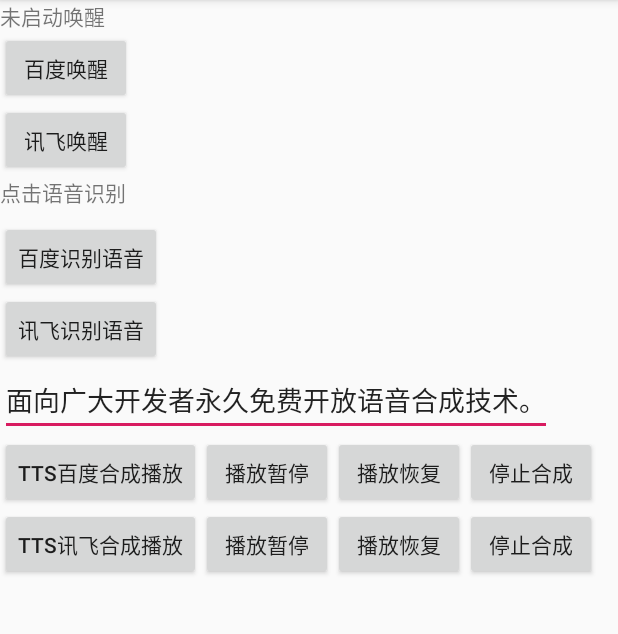
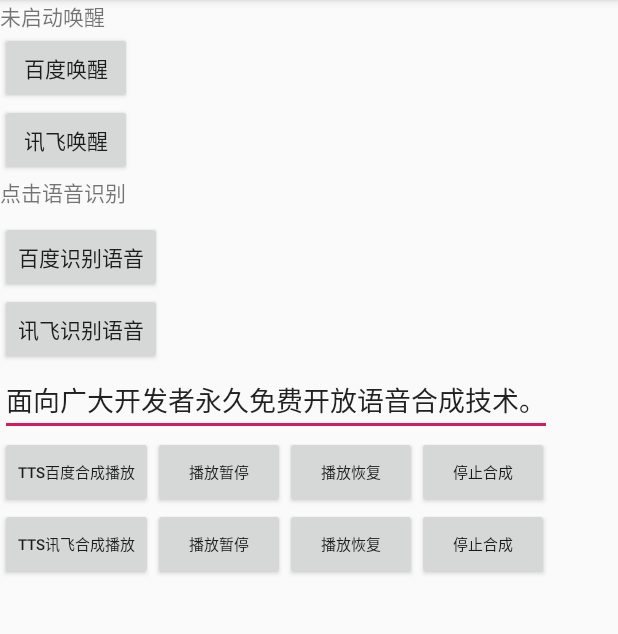
Before and after one commit to Ulez/CommonLib, an Android app: the screen it shows after launch (MainActivity), on a phone screen of 412 x 824 dp, the part 84-718 px from its top. Run offline under Robolectric (Android 15) with nearby library versions, the phone set to English and light mode, and no system bars; libraries missing offline, so code that uses them is left out: com.socks.library; network calls fail; 4 statements that could not run were skipped.

Commit message:
界面修改

```diff
--- a/app/src/main/res/layout/activity_main.xml
+++ b/app/src/main/res/layout/activity_main.xml
@@ -57,24 +57,28 @@
 
         <Button
             android:id="@+id/bt_tts"
+            style="@style/bt"
             android:layout_width="wrap_content"
             android:layout_height="wrap_content"
             android:text="tts百度合成播放" />
 
         <Button
             android:id="@+id/bt_tts_pause"
+            style="@style/bt"
             android:layout_width="wrap_content"
             android:layout_height="wrap_content"
             android:text="播放暂停" />
 
         <Button
             android:id="@+id/bt_tts_resume"
+            style="@style/bt"
             android:layout_width="wrap_content"
             android:layout_height="wrap_content"
             android:text="播放恢复" />
 
         <Button
             android:id="@+id/bt_tts_stop"
+            style="@style/bt"
             android:layout_width="wrap_content"
             android:layout_height="wrap_content"
             android:text="停止合成" />
@@ -87,24 +91,28 @@
 
         <Button
             android:id="@+id/bt_tts2"
+            style="@style/bt"
             android:layout_width="wrap_content"
             android:layout_height="wrap_content"
             android:text="tts讯飞合成播放" />
 
         <Button
             android:id="@+id/bt_tts2_pause"
+            style="@style/bt"
             android:layout_width="wrap_content"
             android:layout_height="wrap_content"
             android:text="播放暂停" />
 
         <Button
             android:id="@+id/bt_tts2_resume"
+            style="@style/bt"
             android:layout_width="wrap_content"
             android:layout_height="wrap_content"
             android:text="播放恢复" />
 
         <Button
             android:id="@+id/bt_tts2_stop"
+            style="@style/bt"
             android:layout_width="wrap_content"
             android:layout_height="wrap_content"
             android:text="停止合成" />
--- /dev/null
+++ b/app/src/main/res/values/dimens.xml
@@ -0,0 +1,4 @@
+<?xml version="1.0" encoding="utf-8"?>
+<resources>
+    <dimen name="tx">10dp</dimen>
+</resources>
--- a/app/src/main/res/values/styles.xml
+++ b/app/src/main/res/values/styles.xml
@@ -7,5 +7,7 @@
         <item name="colorPrimaryDark">@color/colorPrimaryDark</item>
         <item name="colorAccent">@color/colorAccent</item>
     </style>
-
+    <style name="bt">
+        <item name="android:textSize">@dimen/tx</item>
+    </style>
 </resources>
```
